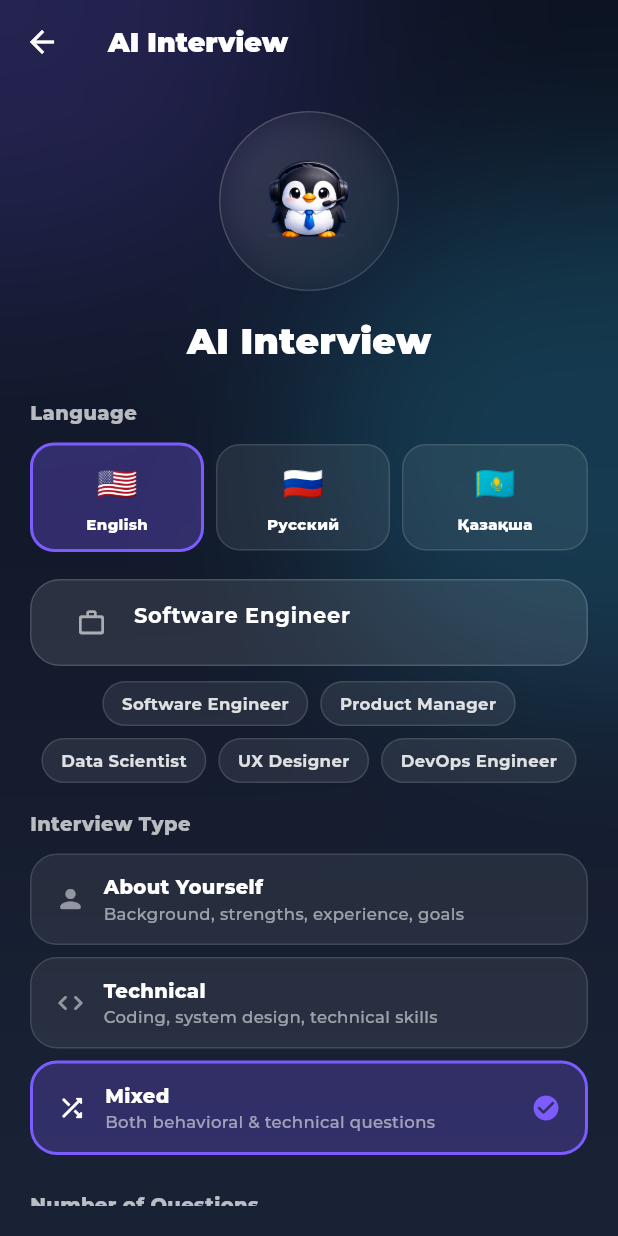
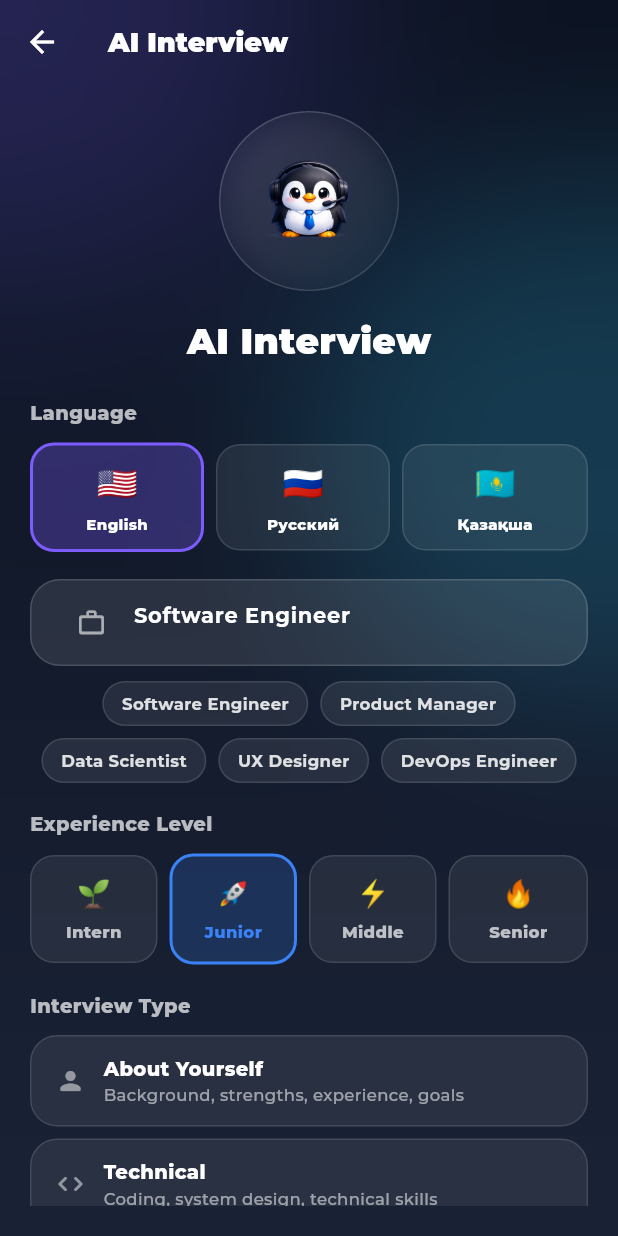
Before and after one commit to dfacee11/DayindAI-Diploma-Project-, a Flutter app: the screen it shows once a user with an empty profile is signed in, after a tap on "Start Interview", on a phone screen of 412 x 824 dp. Run offline on Flutter 3.47's test engine with Material 3 defaults, Android fonts, the phone set to English and light mode, and no system bars; our stand-ins replace cloud_firestore, cloud_functions, file_picker, firebase_auth, firebase_core, google_fonts and 3 more; missing offline and left inert: record; accounts and stored records are empty.

```diff
--- a/lib/AIInterview/interview_service.dart
+++ b/lib/AIInterview/interview_service.dart
@@ -1,7 +1,7 @@
 import 'package:cloud_functions/cloud_functions.dart';
 
 class InterviewService {
-  final _functions = FirebaseFunctions.instance;
+  final _functions = FirebaseFunctions.instanceFor(region: 'europe-west1');
 
   Future<String> transcribeAudio(String audioBase64, {String languageCode = 'en'}) async {
     final result = await _functions.httpsCallable('transcribeAudio').call({
@@ -17,6 +17,7 @@ class InterviewService {
     required String jobRole,
     required String interviewTypeHint,
     required String languageInstruction,
+    required String levelHint,
     required int questionIndex,
     required int totalQuestions,
   }) async {
@@ -25,6 +26,7 @@ class InterviewService {
       'jobRole': jobRole,
       'interviewTypeHint': interviewTypeHint,
       'languageInstruction': languageInstruction,
+      'levelHint': levelHint,
       'questionIndex': questionIndex,
       'totalQuestions': totalQuestions,
     });
@@ -42,11 +44,13 @@ class InterviewService {
     required List<Map<String, String>> messages,
     required String jobRole,
     required String languageInstruction,
+    required String level,
   }) async {
     final result = await _functions.httpsCallable('interviewFeedback').call({
       'messages': messages,
       'jobRole': jobRole,
       'languageInstruction': languageInstruction,
+      'level': level,
     });
     return Map<String, dynamic>.from(result.data);
   }
--- a/lib/AIInterview/widgets/intro_ui.dart
+++ b/lib/AIInterview/widgets/intro_ui.dart
@@ -4,7 +4,9 @@ import 'package:google_fonts/google_fonts.dart';
 
 enum InterviewType { behavioral, technical, mixed }
 enum InterviewLanguage { english, russian, kazakh }
+enum ExperienceLevel { intern, junior, middle, senior }
 
+// ─── INTERVIEW TYPE ───
 extension InterviewTypeExt on InterviewType {
   String label(InterviewLanguage lang) {
     switch (lang) {
@@ -72,86 +74,119 @@ extension InterviewTypeExt on InterviewType {
   }
 }
 
-extension InterviewLanguageExt on InterviewLanguage {
-  String get flag {
-    switch (this) {
-      case InterviewLanguage.english: return "🇺🇸";
-      case InterviewLanguage.russian: return "🇷🇺";
-      case InterviewLanguage.kazakh:  return "🇰🇿";
-    }
+// ─── EXPERIENCE LEVEL ───
+extension ExperienceLevelExt on ExperienceLevel {
+  String get label => switch (this) {
+    ExperienceLevel.intern  => "Intern",
+    ExperienceLevel.junior  => "Junior",
+    ExperienceLevel.middle  => "Middle",
+    ExperienceLevel.senior  => "Senior",
+  };
+
+  String get emoji => switch (this) {
+    ExperienceLevel.intern  => "🌱",
+    ExperienceLevel.junior  => "🚀",
+    ExperienceLevel.middle  => "⚡",
+    ExperienceLevel.senior  => "🔥",
+  };
+
+  Color get color => switch (this) {
+    ExperienceLevel.intern  => const Color(0xFF22C55E),
+    ExperienceLevel.junior  => const Color(0xFF3B82F6),
+    ExperienceLevel.middle  => const Color(0xFFF59E0B),
+    ExperienceLevel.senior  => const Color(0xFFEF4444),
+  };
+
+  String get systemPromptHint => switch (this) {
+    ExperienceLevel.intern  =>
+      "Candidate is an INTERN (student/no experience). Ask very basic questions. Focus on learning potential, motivation, basic concepts. Do NOT ask about years of experience or complex architecture.",
+    ExperienceLevel.junior  =>
+      "Candidate is JUNIOR (0-2 years). Ask foundational questions. Basic algorithms, simple system design, core language features. Expect some gaps in knowledge.",
+    ExperienceLevel.middle  =>
+      "Candidate is MIDDLE (2-5 years). Ask intermediate questions. System design, code quality, debugging, team collaboration, project ownership.",
+    ExperienceLevel.senior  =>
+      "Candidate is SENIOR (5+ years). Ask advanced questions. Architecture decisions, trade-offs, mentoring, complex system design, technical leadership.",
+  };
 }
 
-  String get name {
-    switch (this) {
-      case InterviewLanguage.english: return "English";
-      case InterviewLanguage.russian: return "Русский";
-      case InterviewLanguage.kazakh:  return "Қазақша";
-    }
+// ─── LANGUAGE ───
+extension InterviewLanguageExt on InterviewLanguage {
+  String get flag => switch (this) {
+    InterviewLanguage.english => "🇺🇸",
+    InterviewLanguage.russian => "🇷🇺",
+    InterviewLanguage.kazakh  => "🇰🇿",
+  };
+
+  String get name => switch (this) {
+    InterviewLanguage.english => "English",
+    InterviewLanguage.russian => "Русский",
+    InterviewLanguage.kazakh  => "Қазақша",
+  };
+
+  String get whisperCode => switch (this) {
+    InterviewLanguage.english => "en",
+    InterviewLanguage.russian => "ru",
+    InterviewLanguage.kazakh  => "kk",
+  };
+
+  String get systemLanguageInstruction => switch (this) {
+    InterviewLanguage.english => "Conduct the entire interview in English.",
+    InterviewLanguage.russian => "Проводи всё интервью на русском языке. Все вопросы и ответы — только на русском.",
+    InterviewLanguage.kazakh  => "Барлық сұхбатты қазақ тілінде жүргіз. Барлық сұрақтар мен жауаптар тек қазақша болсын.",
+  };
+
+  String get startButton => switch (this) {
+    InterviewLanguage.english => "Start Interview",
+    InterviewLanguage.russian => "Начать интервью",
+    InterviewLanguage.kazakh  => "Сұхбатты бастау",
+  };
+
+  String get rolePlaceholder => switch (this) {
+    InterviewLanguage.english => "Job role...",
+    InterviewLanguage.russian => "Должность...",
+    InterviewLanguage.kazakh  => "Лауазым...",
+  };
+
+  String get interviewTypeLabel => switch (this) {
+    InterviewLanguage.english => "Interview Type",
+    InterviewLanguage.russian => "Тип интервью",
+    InterviewLanguage.kazakh  => "Сұхбат түрі",
+  };
+
+  String get levelLabel => switch (this) {
+    InterviewLanguage.english => "Experience Level",
+    InterviewLanguage.russian => "Уровень",
+    InterviewLanguage.kazakh  => "Деңгей",
+  };
+
+  String get questionsLabel => switch (this) {
+    InterviewLanguage.english => "Number of Questions",
+    InterviewLanguage.russian => "Количество вопросов",
+    InterviewLanguage.kazakh  => "Сұрақтар саны",
+  };
+
+  String get languageLabel => switch (this) {
+    InterviewLanguage.english => "Language",
+    InterviewLanguage.russian => "Язык",
+    InterviewLanguage.kazakh  => "Тіл",
+  };
+
+  String get questionsWord => switch (this) {
+    InterviewLanguage.english => "questions",
+    InterviewLanguage.russian => "вопросов",
+    InterviewLanguage.kazakh  => "сұрақ",
+  };
 }
 
-  String get whisperCode {
-    switch (this) {
-      case InterviewLanguage.english: return "en";
-      case InterviewLanguage.russian: return "ru";
-      case InterviewLanguage.kazakh:  return "kk";
-    }
-  }
-
-  String get systemLanguageInstruction {
-    switch (this) {
-      case InterviewLanguage.english:
-        return "Conduct the entire interview in English.";
-      case InterviewLanguage.russian:
-        return "Проводи всё интервью на русском языке. Все вопросы и ответы — только на русском.";
-      case InterviewLanguage.kazakh:
-        return "Барлық сұхбатты қазақ тілінде жүргіз. Барлық сұрақтар мен жауаптар тек қазақша болсын.";
-    }
-  }
-
-  // UI текст
-  String get startButton {
-    switch (this) {
-      case InterviewLanguage.english: return "Start Interview";
-      case InterviewLanguage.russian: return "Начать интервью";
-      case InterviewLanguage.kazakh:  return "Сұхбатты бастау";
-    }
-  }
-
-  String get rolePlaceholder {
-    switch (this) {
-      case InterviewLanguage.english: return "Job role...";
-      case InterviewLanguage.russian: return "Должность...";
-      case InterviewLanguage.kazakh:  return "Лауазым...";
-    }
-  }
-
-  String get interviewTypeLabel {
-    switch (this) {
-      case InterviewLanguage.english: return "Interview Type";
-      case InterviewLanguage.russian: return "Тип интервью";
-      case InterviewLanguage.kazakh:  return "Сұхбат түрі";
-    }
-  }
-
-  String get questionsLabel {
-    switch (this) {
-      case InterviewLanguage.english: return "Number of Questions";
-      case InterviewLanguage.russian: return "Количество вопросов";
-      case InterviewLanguage.kazakh:  return "Сұрақтар саны";
-    }
-  }
-
-  String get languageLabel {
-    switch (this) {
-      case InterviewLanguage.english: return "Language";
-      case InterviewLanguage.russian: return "Язык";
-      case InterviewLanguage.kazakh:  return "Тіл";
-    }
-  }
-}
-
+// ─── WIDGET ───
 class IntroUI extends StatefulWidget {
-  final void Function(String jobRole, InterviewType type, int questionCount, InterviewLanguage language) onStart;
+  final void Function(
+    String jobRole,
+    InterviewType type,
+    int questionCount,
+    InterviewLanguage language,
+    ExperienceLevel level,
+  ) onStart;
 
   const IntroUI({super.key, required this.onStart});
 
@@ -161,20 +196,16 @@ class IntroUI extends StatefulWidget {
 
 class _IntroUIState extends State<IntroUI> {
   final _roleController = TextEditingController(text: 'Software Engineer');
-  InterviewType _selectedType = InterviewType.mixed;
+  InterviewType     _selectedType     = InterviewType.mixed;
   InterviewLanguage _selectedLanguage = InterviewLanguage.english;
+  ExperienceLevel   _selectedLevel    = ExperienceLevel.junior;
   int _questionCount = 7;
 
-  List<String> get _presets {
-    switch (_selectedLanguage) {
-      case InterviewLanguage.russian:
-        return ['Разработчик ПО', 'Продакт-менеджер', 'Дата-сайентист', 'UX дизайнер', 'DevOps инженер'];
-      case InterviewLanguage.kazakh:
-        return ['Бағдарламашы', 'Өнім менеджері', 'Деректер ғалымы', 'UX дизайнер', 'DevOps инженер'];
-      default:
-        return ['Software Engineer', 'Product Manager', 'Data Scientist', 'UX Designer', 'DevOps Engineer'];
-    }
-  }
+  List<String> get _presets => switch (_selectedLanguage) {
+    InterviewLanguage.russian => ['Разработчик ПО', 'Продакт-менеджер', 'Дата-сайентист', 'UX дизайнер', 'DevOps инженер'],
+    InterviewLanguage.kazakh  => ['Бағдарламашы', 'Өнім менеджері', 'Деректер ғалымы', 'UX дизайнер', 'DevOps инженер'],
+    _                         => ['Software Engineer', 'Product Manager', 'Data Scientist', 'UX Designer', 'DevOps Engineer'],
+  };
 
   @override
   void dispose() {
@@ -196,12 +227,13 @@ class _IntroUIState extends State<IntroUI> {
             Text("AI Interview", style: GoogleFonts.montserrat(fontSize: 24, fontWeight: FontWeight.w900, color: Colors.white)),
             const SizedBox(height: 22),
 
-            // ── LANGUAGE SELECTOR ──
-            _buildSectionLabel(lang.languageLabel),
+            // ── LANGUAGE ──
+            _sectionLabel(lang.languageLabel),
             const SizedBox(height: 10),
             Row(
               children: InterviewLanguage.values.map((l) {
                 final isSelected = _selectedLanguage == l;
+                final isLast = l == InterviewLanguage.kazakh;
                 return Expanded(
                   child: GestureDetector(
                     onTap: () => setState(() {
@@ -209,15 +241,12 @@ class _IntroUIState extends State<IntroUI> {
                       _roleController.text = _presets[0];
                     }),
                     child: Container(
-                      margin: EdgeInsets.only(right: l != InterviewLanguage.kazakh ? 8 : 0),
+                      margin: EdgeInsets.only(right: isLast ? 0 : 8),
                       padding: const EdgeInsets.symmetric(vertical: 10),
                       decoration: BoxDecoration(
                         color: isSelected ? const Color(0xFF7C5CFF).withValues(alpha: 0.3) : Colors.white.withValues(alpha: 0.07),
                         borderRadius: BorderRadius.circular(16),
-                        border: Border.all(
-                          color: isSelected ? const Color(0xFF7C5CFF) : Colors.white.withValues(alpha: 0.12),
-                          width: isSelected ? 2 : 1,
-                        ),
+                        border: Border.all(color: isSelected ? const Color(0xFF7C5CFF) : Colors.white.withValues(alpha: 0.12), width: isSelected ? 2 : 1),
                       ),
                       child: Column(
                         children: [
@@ -273,8 +302,44 @@ class _IntroUIState extends State<IntroUI> {
 
             const SizedBox(height: 18),
 
+            // ── EXPERIENCE LEVEL ──
+            _sectionLabel(lang.levelLabel),
+            const SizedBox(height: 10),
+            Row(
+              children: ExperienceLevel.values.map((level) {
+                final isSelected = _selectedLevel == level;
+                final isLast = level == ExperienceLevel.senior;
+                return Expanded(
+                  child: GestureDetector(
+                    onTap: () => setState(() => _selectedLevel = level),
+                    child: Container(
+                      margin: EdgeInsets.only(right: isLast ? 0 : 8),
+                      padding: const EdgeInsets.symmetric(vertical: 12),
+                      decoration: BoxDecoration(
+                        color: isSelected ? level.color.withValues(alpha: 0.2) : Colors.white.withValues(alpha: 0.07),
+                        borderRadius: BorderRadius.circular(16),
+                        border: Border.all(
+                          color: isSelected ? level.color : Colors.white.withValues(alpha: 0.12),
+                          width: isSelected ? 2 : 1,
+                        ),
+                      ),
+                      child: Column(
+                        children: [
+                          Text(level.emoji, style: const TextStyle(fontSize: 18)),
+                          const SizedBox(height: 4),
+                          Text(level.label, style: GoogleFonts.montserrat(fontSize: 11, fontWeight: FontWeight.w800, color: isSelected ? level.color : Colors.white.withValues(alpha: 0.7))),
+                        ],
+                      ),
+                    ),
+                  ),
+                );
+              }).toList(),
+            ),
+
+            const SizedBox(height: 18),
+
             // ── INTERVIEW TYPE ──
-            _buildSectionLabel(lang.interviewTypeLabel),
+            _sectionLabel(lang.interviewTypeLabel),
             const SizedBox(height: 10),
             ...InterviewType.values.map((type) => GestureDetector(
               onTap: () => setState(() => _selectedType = type),
@@ -312,11 +377,12 @@ class _IntroUIState extends State<IntroUI> {
             const SizedBox(height: 16),
 
             // ── QUESTION COUNT ──
-            _buildSectionLabel(lang.questionsLabel),
+            _sectionLabel(lang.questionsLabel),
             const SizedBox(height: 10),
             Row(
               children: [5, 7, 10].map((count) {
                 final isLast = count == 10;
+                final isSelected = _questionCount == count;
                 return Expanded(
                   child: GestureDetector(
                     onTap: () => setState(() => _questionCount = count),
@@ -324,18 +390,17 @@ class _IntroUIState extends State<IntroUI> {
                       margin: EdgeInsets.only(right: isLast ? 0 : 8),
                       padding: const EdgeInsets.symmetric(vertical: 12),
                       decoration: BoxDecoration(
-                        color: _questionCount == count ? const Color(0xFF7C5CFF).withValues(alpha: 0.25) : Colors.white.withValues(alpha: 0.07),
+                        color: isSelected ? const Color(0xFF7C5CFF).withValues(alpha: 0.25) : Colors.white.withValues(alpha: 0.07),
                         borderRadius: BorderRadius.circular(16),
                         border: Border.all(
-                          color: _questionCount == count ? const Color(0xFF7C5CFF) : Colors.white.withValues(alpha: 0.12),
-                          width: _questionCount == count ? 2 : 1,
+                          color: isSelected ? const Color(0xFF7C5CFF) : Colors.white.withValues(alpha: 0.12),
+                          width: isSelected ? 2 : 1,
                         ),
                       ),
                       child: Column(
                         children: [
                           Text('$count', style: GoogleFonts.montserrat(fontSize: 20, fontWeight: FontWeight.w900, color: Colors.white)),
-                          Text(lang == InterviewLanguage.russian ? 'вопросов' : lang == InterviewLanguage.kazakh ? 'сұрақ' : 'questions',
-                              style: GoogleFonts.montserrat(fontSize: 10, fontWeight: FontWeight.w600, color: Colors.white.withValues(alpha: 0.55))),
+                          Text(lang.questionsWord, style: GoogleFonts.montserrat(fontSize: 10, fontWeight: FontWeight.w600, color: Colors.white.withValues(alpha: 0.55))),
                         ],
                       ),
                     ),
@@ -353,7 +418,7 @@ class _IntroUIState extends State<IntroUI> {
                 onPressed: () {
                   final role = _roleController.text.trim();
                   if (role.isEmpty) return;
-                  widget.onStart(role, _selectedType, _questionCount, _selectedLanguage);
+                  widget.onStart(role, _selectedType, _questionCount, _selectedLanguage, _selectedLevel);
                 },
                 style: ElevatedButton.styleFrom(
                   backgroundColor: const Color(0xFF7C5CFF),
@@ -377,15 +442,12 @@ class _IntroUIState extends State<IntroUI> {
     );
   }
 
-  Widget _buildSectionLabel(String text) {
-    return Align(
+  Widget _sectionLabel(String text) => Align(
     alignment: Alignment.centerLeft,
     child: Text(text, style: GoogleFonts.montserrat(fontSize: 13, fontWeight: FontWeight.w800, color: Colors.white.withValues(alpha: 0.7))),
   );
-  }
 
-  Widget _buildAvatar() {
-    return Container(
+  Widget _buildAvatar() => Container(
     width: 120, height: 120,
     decoration: BoxDecoration(
       shape: BoxShape.circle,
@@ -406,4 +468,3 @@ class _IntroUIState extends State<IntroUI> {
     ),
   );
 }
-}
```
Also changed, not shown: lib/AIInterview/voice_interview_provider.dart (+35 -17 lines), 1 other file. Lines whose indentation alone changed are shown as unchanged.
